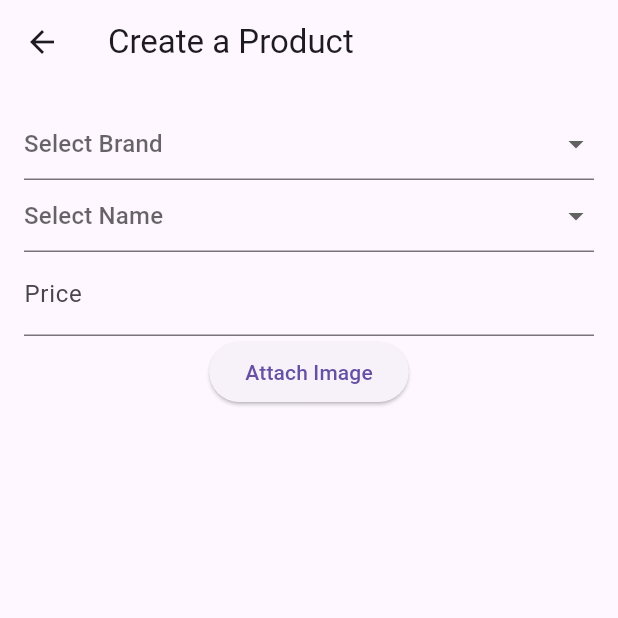
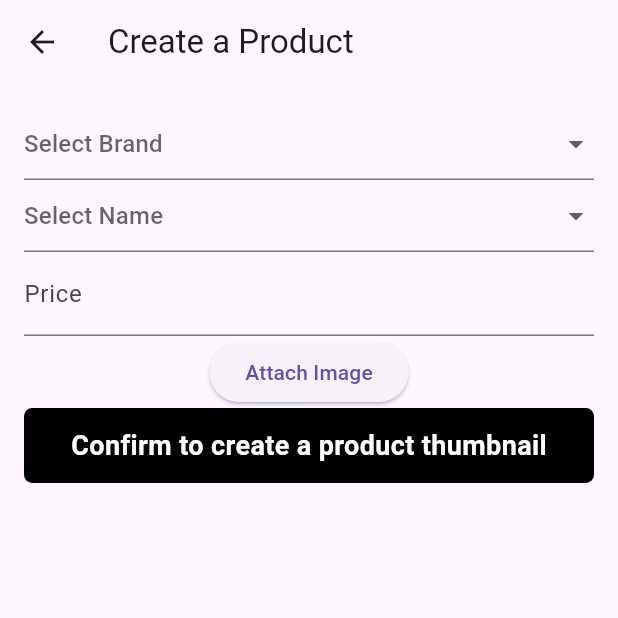
Before and after one commit to ThaphatTT/FinalMobileApplication, a Flutter app: the createProductScreen screen opened directly, on a phone screen of 412 x 824 dp, the top half of it. Run offline on Flutter 3.47's test engine with Material 3 defaults, Android fonts, the light colour scheme and no system bars; our stand-ins replace file_picker; missing offline and left inert: clipboard; network calls fail.

Commit message:
edit a little bit

```diff
--- a/flutter_clothes_shop/lib/component/component_part/createPostProductSell.dart
+++ b/flutter_clothes_shop/lib/component/component_part/createPostProductSell.dart
@@ -113,7 +113,7 @@ class _createPostProductScreenState extends State<createPostProductScreen> {
                     height: 50,
                     child: Center(
                       child:Text(
-                        'Confirm payment  ',
+                        'Confirm sell your product  ',
                         style: TextStyle(
                           fontSize: 18.0,
                           color: Colors.white,
--- a/flutter_clothes_shop/lib/component/component_part/createProduct.dart
+++ b/flutter_clothes_shop/lib/component/component_part/createProduct.dart
@@ -85,6 +85,31 @@ class _createProductScreenState extends State<createProductScreen> {
                   ),
               ],
             ),
+            Container(
+              child: Material(
+                color: Colors.black,
+                borderRadius: BorderRadius.all(Radius.circular(5.5)),
+                child: InkWell(
+                  onTap: () {
+                    Navigator.pop(context);
+                  },
+                  child: Container(
+                    width: 300,
+                    height: 50,
+                    child: Center(
+                      child:Text(
+                        'Confirm to create a product thumbnail',
+                        style: TextStyle(
+                          fontSize: 18.0,
+                          color: Colors.white,
+                          fontWeight: FontWeight.bold
+                          ),
+                        ),
+                      )
+                    ),
+                  ),
+                ),
+              ),
           ],
         ),
       ),
```
